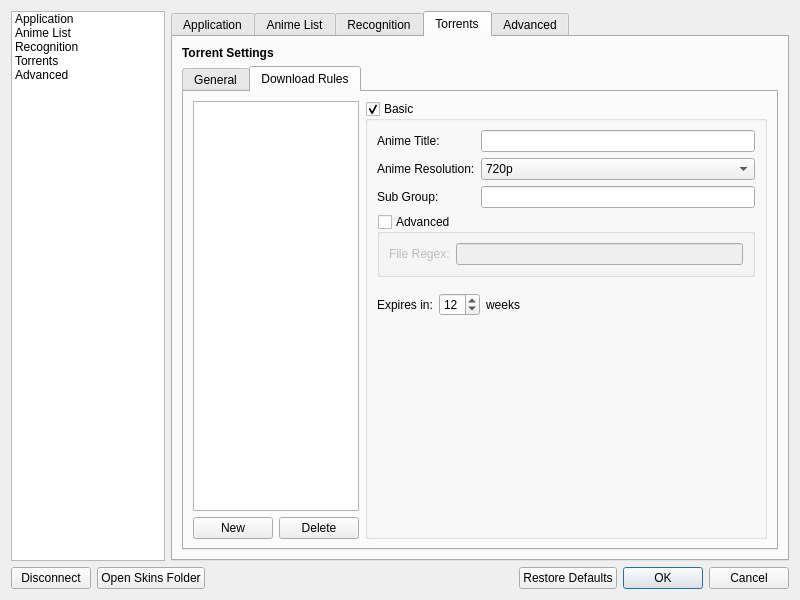
The window that src/gui/settingsdialog.ui (killmaster/Shinjiru) describes before a commit, drawn with Qt 5.
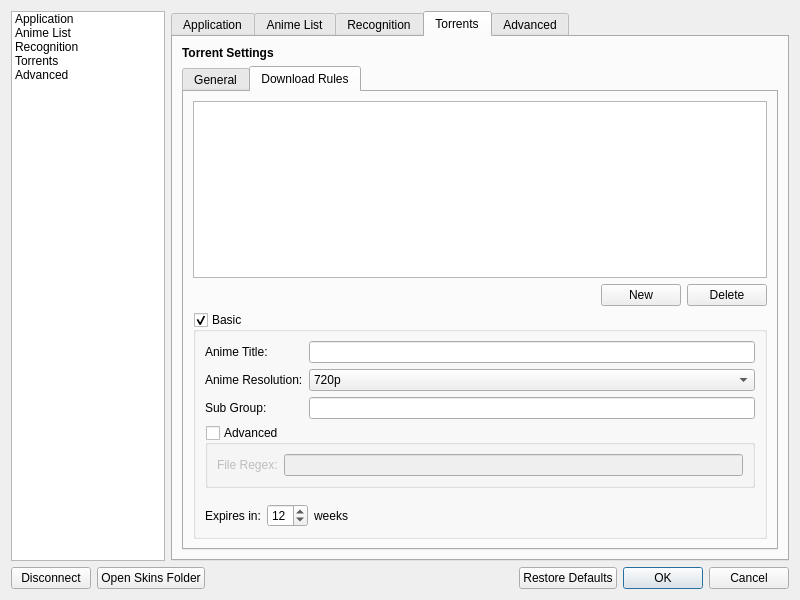
The same window after the commit. The open tabs and pages were chosen to show the change.

What changed in the file:
```diff
--- a/src/gui/settingsdialog.ui
+++ b/src/gui/settingsdialog.ui
@@ -588,8 +588,6 @@
             <attribute name="title">
              <string>Download Rules</string>
             </attribute>
-            <layout class="QHBoxLayout" name="horizontalLayout_5" stretch="2,8">
-             <item>
               <layout class="QVBoxLayout" name="verticalLayout_13">
                <item>
                 <widget class="QListWidget" name="listWidget"/>
@@ -625,8 +623,6 @@
                  </item>
                 </layout>
                </item>
-              </layout>
-             </item>
              <item>
               <layout class="QVBoxLayout" name="verticalLayout_16">
                <item>
@@ -764,19 +760,6 @@
                     </item>
                    </layout>
                   </item>
-                  <item>
-                   <spacer name="verticalSpacer_4">
-                    <property name="orientation">
-                     <enum>Qt::Vertical</enum>
-                    </property>
-                    <property name="sizeHint" stdset="0">
-                     <size>
-                      <width>20</width>
-                      <height>40</height>
-                     </size>
-                    </property>
-                   </spacer>
-                  </item>
                  </layout>
                 </widget>
                </item>
```
Left out of the diff: 6 changed lines with no effect on the pictures. Lines whose indentation alone changed are shown as unchanged.
